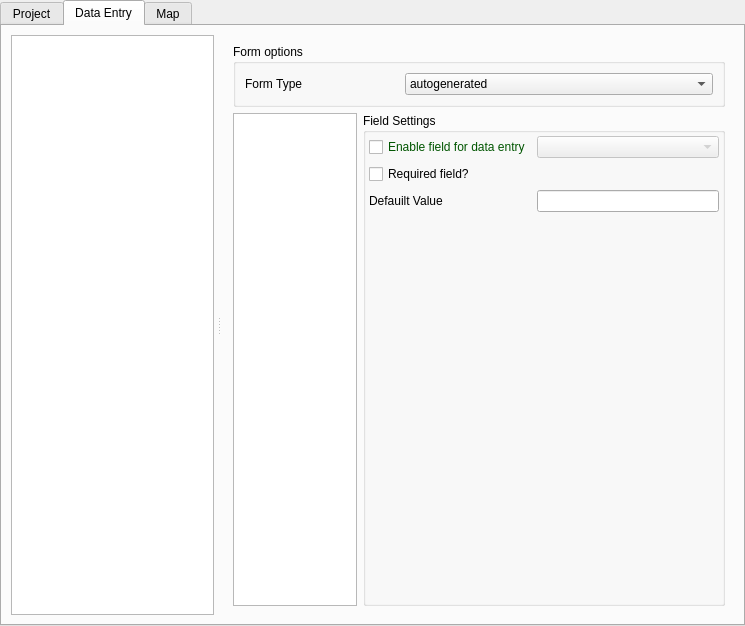
Before: the Qt Designer form src/configmanager/ui/ui_projectwidget.ui in roam-qgis/Roam, drawn with Qt 5.
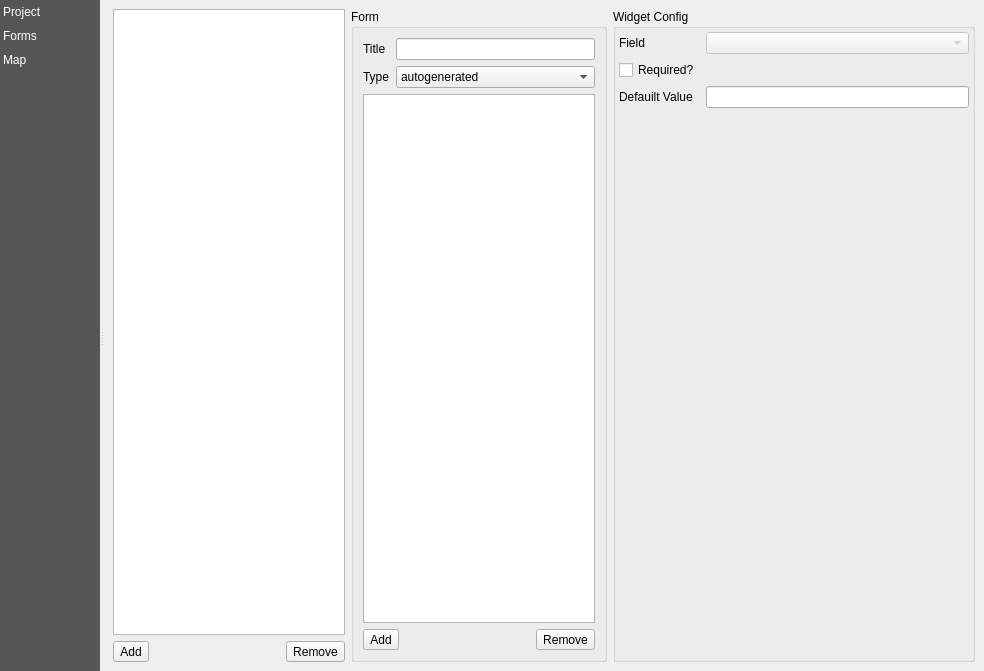
After: the same form once the commit is applied. The open tabs and pages were chosen to show the change. Custom widgets are drawn as their Qt base class.

Commit message: Load forms into form list

The edit to the form file:
```diff
--- a/src/configmanager/ui/ui_projectwidget.ui
+++ b/src/configmanager/ui/ui_projectwidget.ui
@@ -6,26 +6,107 @@
    <rect>
     <x>0</x>
     <y>0</y>
-    <width>745</width>
-    <height>626</height>
+    <width>984</width>
+    <height>671</height>
    </rect>
   </property>
   <property name="windowTitle">
    <string>Form</string>
   </property>
-  <layout class="QGridLayout" name="gridLayout_6">
+  <layout class="QGridLayout" name="gridLayout">
    <property name="margin">
     <number>0</number>
    </property>
    <item row="0" column="0">
-    <widget class="QTabWidget" name="tabWidget">
-     <property name="currentIndex">
-      <number>0</number>
+    <widget class="QSplitter" name="splitter">
+     <property name="orientation">
+      <enum>Qt::Horizontal</enum>
      </property>
-     <widget class="QWidget" name="tab">
-      <attribute name="title">
+     <widget class="QListWidget" name="menuList">
+      <property name="sizePolicy">
+       <sizepolicy hsizetype="Maximum" vsizetype="Expanding">
+        <horstretch>0</horstretch>
+        <verstretch>0</verstretch>
+       </sizepolicy>
+      </property>
+      <property name="minimumSize">
+       <size>
+        <width>20</width>
+        <height>0</height>
+       </size>
+      </property>
+      <property name="maximumSize">
+       <size>
+        <width>100</width>
+        <height>16777215</height>
+       </size>
+      </property>
+      <property name="styleSheet">
+       <string notr="true">QListView {
+	background-color: rgb(85,85,85);
+	outline: 0;
+}
+
+QListView::item::selected {
+  background-color:palette(Window);
+  color: black;
+  padding-right: 0px;
+}
+
+QListView::item {
+  padding: 5px;
+  color: white;
+}
+</string>
+      </property>
+      <property name="frameShape">
+       <enum>QFrame::NoFrame</enum>
+      </property>
+      <property name="horizontalScrollBarPolicy">
+       <enum>Qt::ScrollBarAlwaysOff</enum>
+      </property>
+      <property name="editTriggers">
+       <set>QAbstractItemView::NoEditTriggers</set>
+      </property>
+      <property name="iconSize">
+       <size>
+        <width>32</width>
+        <height>32</height>
+       </size>
+      </property>
+      <property name="textElideMode">
+       <enum>Qt::ElideNone</enum>
+      </property>
+      <property name="resizeMode">
+       <enum>QListView::Adjust</enum>
+      </property>
+      <property name="wordWrap">
+       <bool>true</bool>
+      </property>
+      <item>
+       <property name="text">
        <string>Project</string>
-      </attribute>
+       </property>
+      </item>
+      <item>
+       <property name="text">
+        <string>Forms</string>
+       </property>
+      </item>
+      <item>
+       <property name="text">
+        <string>Map</string>
+       </property>
+      </item>
+     </widget>
+     <widget class="QStackedWidget" name="stackedWidget">
+      <property name="sizePolicy">
+       <sizepolicy hsizetype="Preferred" vsizetype="Preferred">
+        <horstretch>0</horstretch>
+        <verstretch>0</verstretch>
+       </sizepolicy>
+      </property>
+      <widget class="QWidget" name="page">
       <layout class="QFormLayout" name="formLayout">
        <item row="0" column="0">
         <widget class="QLabel" name="label_2">
@@ -66,108 +147,143 @@
        </item>
       </layout>
      </widget>
-     <widget class="QWidget" name="dataentrytab">
-      <attribute name="title">
-       <string>Data Entry</string>
-      </attribute>
-      <layout class="QGridLayout" name="gridLayout">
-       <item row="0" column="0">
-        <widget class="QSplitter" name="splitter">
-         <property name="orientation">
-          <enum>Qt::Horizontal</enum>
-         </property>
-         <property name="opaqueResize">
-          <bool>true</bool>
-         </property>
-         <property name="handleWidth">
-          <number>10</number>
-         </property>
-         <property name="childrenCollapsible">
-          <bool>false</bool>
-         </property>
-         <widget class="QWidget" name="verticalLayoutWidget">
-          <layout class="QVBoxLayout" name="verticalLayout_4">
-           <property name="rightMargin">
-            <number>0</number>
-           </property>
-           <item>
-            <widget class="QListView" name="layerList">
-             <property name="alternatingRowColors">
-              <bool>true</bool>
-             </property>
-             <property name="selectionMode">
-              <enum>QAbstractItemView::SingleSelection</enum>
-             </property>
-             <property name="selectionBehavior">
-              <enum>QAbstractItemView::SelectItems</enum>
-             </property>
-            </widget>
-           </item>
-          </layout>
-         </widget>
-         <widget class="QFrame" name="frame">
+      <widget class="QWidget" name="page_2">
           <layout class="QGridLayout" name="gridLayout_3">
-           <item row="0" column="0" colspan="2">
+        <item row="0" column="0">
+         <layout class="QVBoxLayout" name="verticalLayout">
+          <item>
+           <widget class="QListView" name="formlist">
+            <property name="alternatingRowColors">
+             <bool>true</bool>
+            </property>
+            <property name="selectionMode">
+             <enum>QAbstractItemView::SingleSelection</enum>
+            </property>
+            <property name="selectionBehavior">
+             <enum>QAbstractItemView::SelectItems</enum>
+            </property>
+           </widget>
+          </item>
+          <item>
+           <layout class="QHBoxLayout" name="horizontalLayout">
+            <item>
+             <widget class="QToolButton" name="toolButton">
+              <property name="text">
+               <string>Add</string>
+              </property>
+             </widget>
+            </item>
+            <item>
+             <spacer name="horizontalSpacer">
+              <property name="orientation">
+               <enum>Qt::Horizontal</enum>
+              </property>
+              <property name="sizeHint" stdset="0">
+               <size>
+                <width>40</width>
+                <height>20</height>
+               </size>
+              </property>
+             </spacer>
+            </item>
+            <item>
+             <widget class="QToolButton" name="toolButton_2">
+              <property name="text">
+               <string>Remove</string>
+              </property>
+             </widget>
+            </item>
+           </layout>
+          </item>
+         </layout>
+        </item>
+        <item row="0" column="1">
             <widget class="QGroupBox" name="groupBox">
-             <property name="sizePolicy">
-              <sizepolicy hsizetype="Preferred" vsizetype="Maximum">
-               <horstretch>0</horstretch>
-               <verstretch>0</verstretch>
-              </sizepolicy>
-             </property>
              <property name="title">
-              <string>Form options</string>
+           <string>Form</string>
              </property>
              <layout class="QGridLayout" name="gridLayout_4">
-              <item row="0" column="0">
+           <item row="1" column="0">
                <widget class="QLabel" name="label_5">
                 <property name="text">
-                 <string>Form Type</string>
+              <string>Type</string>
                 </property>
                </widget>
               </item>
-              <item row="0" column="1" colspan="2">
+           <item row="1" column="1">
                <widget class="QComboBox" name="formtypeCombo">
                 <item>
                  <property name="text">
                   <string>autogenerated</string>
                  </property>
                 </item>
+            </widget>
+           </item>
+           <item row="2" column="0" colspan="2">
+            <layout class="QVBoxLayout" name="verticalLayout_2">
                 <item>
-                 <property name="text">
-                  <string>custom</string>
-                 </property>
-                </item>
-               </widget>
-              </item>
-             </layout>
-            </widget>
-           </item>
-           <item row="1" column="0">
-            <widget class="QListView" name="fieldList">
-             <property name="enabled">
-              <bool>true</bool>
-             </property>
-             <property name="sizePolicy">
-              <sizepolicy hsizetype="Expanding" vsizetype="Preferred">
-               <horstretch>0</horstretch>
-               <verstretch>0</verstretch>
-              </sizepolicy>
-             </property>
+              <widget class="QListView" name="formlist_2">
              <property name="alternatingRowColors">
               <bool>true</bool>
              </property>
-            </widget>
-           </item>
-           <item row="1" column="1">
-            <layout class="QVBoxLayout" name="verticalLayout_5">
-             <property name="sizeConstraint">
-              <enum>QLayout::SetDefaultConstraint</enum>
-             </property>
+               <property name="selectionMode">
+                <enum>QAbstractItemView::SingleSelection</enum>
+               </property>
+               <property name="selectionBehavior">
+                <enum>QAbstractItemView::SelectItems</enum>
+               </property>
+              </widget>
+             </item>
+             <item>
+              <layout class="QHBoxLayout" name="horizontalLayout_2">
+               <item>
+                <widget class="QToolButton" name="toolButton_3">
+                 <property name="text">
+                  <string>Add</string>
+                 </property>
+                </widget>
+               </item>
              <item>
+                <spacer name="horizontalSpacer_2">
+                 <property name="orientation">
+                  <enum>Qt::Horizontal</enum>
+                 </property>
+                 <property name="sizeHint" stdset="0">
+                  <size>
+                   <width>40</width>
+                   <height>20</height>
+                  </size>
+                 </property>
+                </spacer>
+               </item>
+               <item>
+                <widget class="QToolButton" name="toolButton_4">
+                 <property name="text">
+                  <string>Remove</string>
+                 </property>
+                </widget>
+               </item>
+              </layout>
+             </item>
+            </layout>
+           </item>
+           <item row="0" column="0">
+            <widget class="QLabel" name="label_6">
+             <property name="text">
+              <string>Title</string>
+             </property>
+            </widget>
+           </item>
+           <item row="0" column="1">
+            <widget class="QLineEdit" name="lineEdit_2"/>
+           </item>
+          </layout>
+         </widget>
+        </item>
+        <item row="0" column="2">
               <widget class="QGroupBox" name="groupBox_2">
                <property name="title">
-                <string>Field Settings</string>
+           <string>Widget Config</string>
                </property>
                <layout class="QGridLayout" name="gridLayout_5">
                 <property name="leftMargin">
@@ -182,26 +298,10 @@
                 <property name="bottomMargin">
                  <number>0</number>
                 </property>
-                <item row="0" column="0">
-                 <widget class="QCheckBox" name="dataentryCheck">
-                  <property name="font">
-                   <font>
-                    <weight>50</weight>
-                    <bold>false</bold>
-                   </font>
-                  </property>
-                  <property name="styleSheet">
-                   <string notr="true">color: rgb(0, 85, 0);</string>
-                  </property>
-                  <property name="text">
-                   <string>Enable field for data entry</string>
-                  </property>
-                 </widget>
-                </item>
                 <item row="2" column="0">
                  <widget class="QCheckBox" name="requiredCheck">
                   <property name="text">
-                   <string>Required field?</string>
+              <string>Required?</string>
                   </property>
                  </widget>
                 </item>
@@ -280,26 +380,41 @@
                   </property>
                  </widget>
                 </item>
-               </layout>
+           <item row="0" column="0">
+            <widget class="QLabel" name="label_4">
+             <property name="text">
+              <string>Field</string>
+             </property>
               </widget>
              </item>
             </layout>
+         </widget>
            </item>
           </layout>
          </widget>
-        </widget>
+      <widget class="QWidget" name="page_3">
+       <layout class="QGridLayout" name="gridLayout_6">
+        <property name="margin">
+         <number>0</number>
+        </property>
+        <item row="0" column="0">
+         <widget class="QgsMapCanvas" name="widget" native="true"/>
        </item>
       </layout>
      </widget>
-     <widget class="QWidget" name="tab_2">
-      <attribute name="title">
-       <string>Map</string>
-      </attribute>
      </widget>
     </widget>
    </item>
   </layout>
  </widget>
+ <customwidgets>
+  <customwidget>
+   <class>QgsMapCanvas</class>
+   <extends>QWidget</extends>
+   <header>qgis.gui</header>
+   <container>1</container>
+  </customwidget>
+ </customwidgets>
  <resources/>
  <connections/>
 </ui>
```
Left out of the diff: 25 changed lines with no effect on the pictures. Lines whose indentation alone changed are shown as unchanged. The commit also changes 1 other file.
